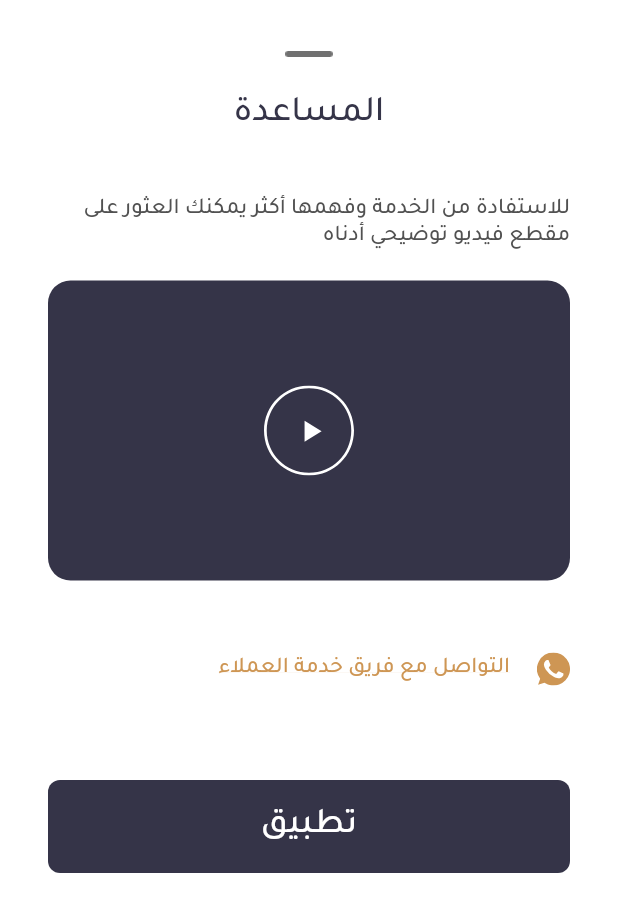
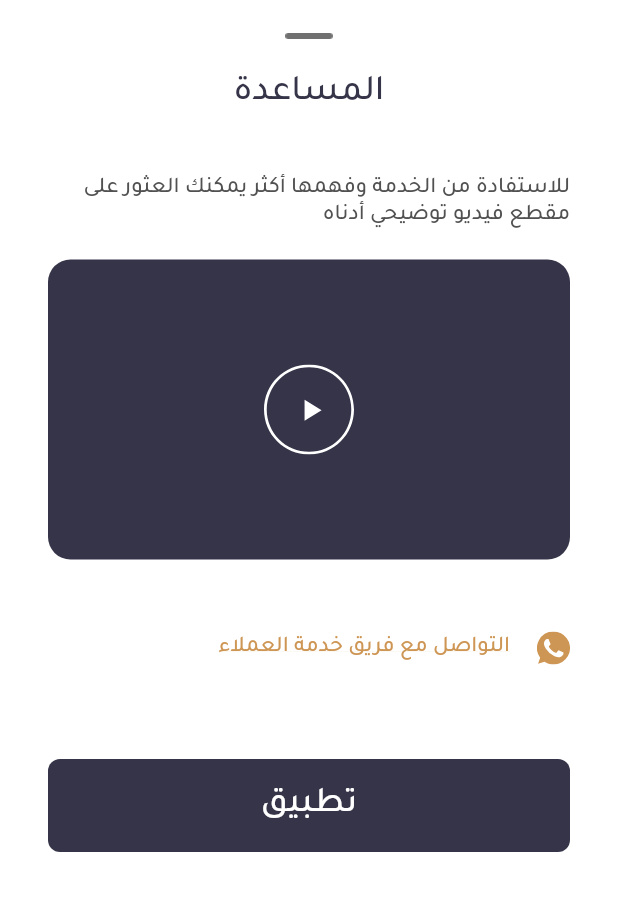
Before and after one commit to Attia-Fouad/nosoh_app, a Flutter app: the BuildHelpBottomSheet widget shown alone on an empty page, opened directly, on a phone screen of 412 x 824 dp. Shown: the top 912 px of the screen. Run offline on Flutter 3.47's test engine with Material 2 defaults, Android fonts, the phone set to English and light mode, and no system bars; our stand-ins replace animate_do, bloc, flutter_bloc, flutter_svg, font_awesome_flutter, hexcolor and 3 more; missing offline and left inert: custom_check_box.

Commit message:
handle help bottom sheet

```diff
--- a/lib/View/home/components/build_help_bottom_sheet.dart
+++ b/lib/View/home/components/build_help_bottom_sheet.dart
@@ -21,13 +21,12 @@ class BuildHelpBottomSheet extends StatelessWidget {
             topRight: Radius.circular(50),
           )),
       child: Padding(
-        padding: const EdgeInsets.all(32.0),
-        child: Stack(
-          alignment: AlignmentDirectional.topCenter,
+        padding: const EdgeInsets.symmetric(
+          horizontal: 32.0,
+        ),
+        child: Column(
           children: [
-            Positioned(
-              top: -20,
-              child: IconButton(
+            IconButton(
               onPressed: () {
                 Navigator.pop(context);
               },
@@ -36,20 +35,18 @@ class BuildHelpBottomSheet extends StatelessWidget {
                 color: dragImageColor,
               ),
             ),
-            ),
-            ListView(
+            Expanded(
+              child: ListView(
                 shrinkWrap: true,
                 children: [
-                const SizedBox(
-                  height: 30,
-                ),
                   Row(
                     mainAxisAlignment: MainAxisAlignment.center,
                     mainAxisSize: MainAxisSize.max,
                     children: [
                       Text(
                         AppStrings.help,
-                      style: Styles.textStyle24Medium.copyWith(color: myColor),
+                        style:
+                            Styles.textStyle24Medium.copyWith(color: myColor),
                       )
                     ],
                   ),
@@ -68,7 +65,8 @@ class BuildHelpBottomSheet extends StatelessWidget {
                   Container(
                     height: 200,
                     decoration: BoxDecoration(
-                      color: myColor, borderRadius: BorderRadius.circular(15)),
+                        color: myColor,
+                        borderRadius: BorderRadius.circular(15)),
                     child: Center(
                       child: IconButton(
                         iconSize: 60,
@@ -113,6 +111,7 @@ class BuildHelpBottomSheet extends StatelessWidget {
                   ),
                 ],
               ),
+            ),
           ],
         ),
       ),
```
Lines whose indentation alone changed are shown as unchanged.
